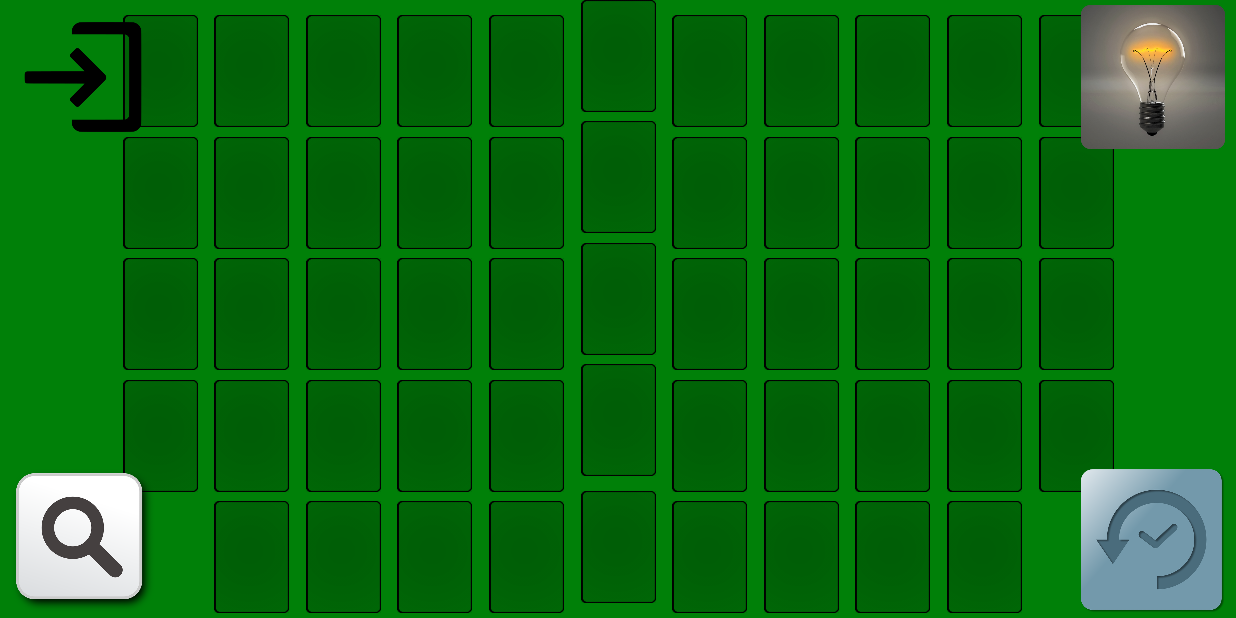
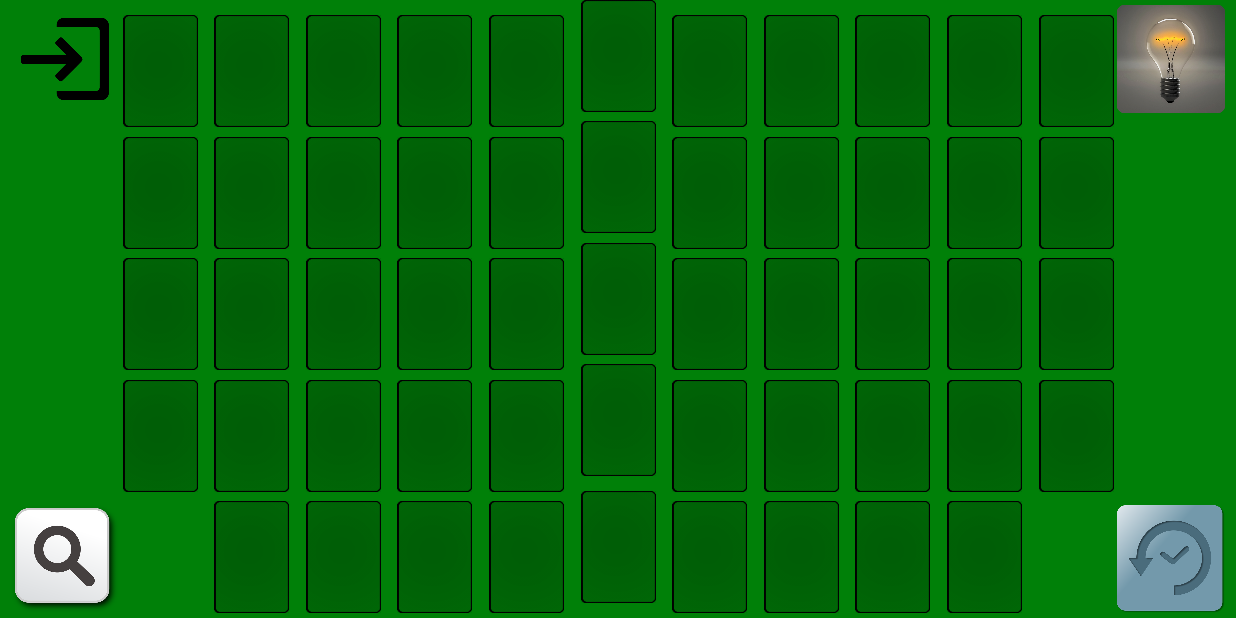
Before and after one commit to judyyes/2018_GNS, an Android app: the GameActivity screen opened directly, with no data from a screen before it, on a phone screen of 824 x 412 dp (held sideways). Run offline under Robolectric (Android 15) with nearby library versions, the phone set to English and light mode, and no system bars; 60 statements that could not run were skipped.

Commit message:
update button dimension

```diff
--- a/app/src/main/res/layout/activity_game.xml
+++ b/app/src/main/res/layout/activity_game.xml
@@ -1105,8 +1105,8 @@
 
     <ImageView
         android:id="@+id/zoom_toggle"
-        android:layout_width="96dp"
-        android:layout_height="96dp"
+        android:layout_width="72dp"
+        android:layout_height="72dp"
         app:layout_constraintHorizontal_bias="0.01"
         app:layout_constraintVertical_bias="0.99"
         app:layout_constraintBottom_toBottomOf="parent"
@@ -1117,8 +1117,8 @@
 
     <ImageView
         android:id="@+id/undo_btn"
-        android:layout_width="96dp"
-        android:layout_height="96dp"
+        android:layout_width="72dp"
+        android:layout_height="72dp"
         app:layout_constraintHorizontal_bias="0.99"
         app:layout_constraintVertical_bias="0.99"
         app:layout_constraintBottom_toBottomOf="parent"
@@ -1129,8 +1129,8 @@
 
     <ImageView
         android:id="@+id/hint_btn"
-        android:layout_width="96dp"
-        android:layout_height="96dp"
+        android:layout_width="72dp"
+        android:layout_height="72dp"
         app:layout_constraintHorizontal_bias="0.99"
         app:layout_constraintVertical_bias="0.01"
         app:layout_constraintBottom_toBottomOf="parent"
@@ -1141,8 +1141,8 @@
 
     <ImageView
         android:id="@+id/back_btn"
-        android:layout_width="96dp"
-        android:layout_height="96dp"
+        android:layout_width="72dp"
+        android:layout_height="72dp"
         app:layout_constraintHorizontal_bias="0.01"
         app:layout_constraintVertical_bias="0.01"
         app:layout_constraintBottom_toBottomOf="parent"
```
